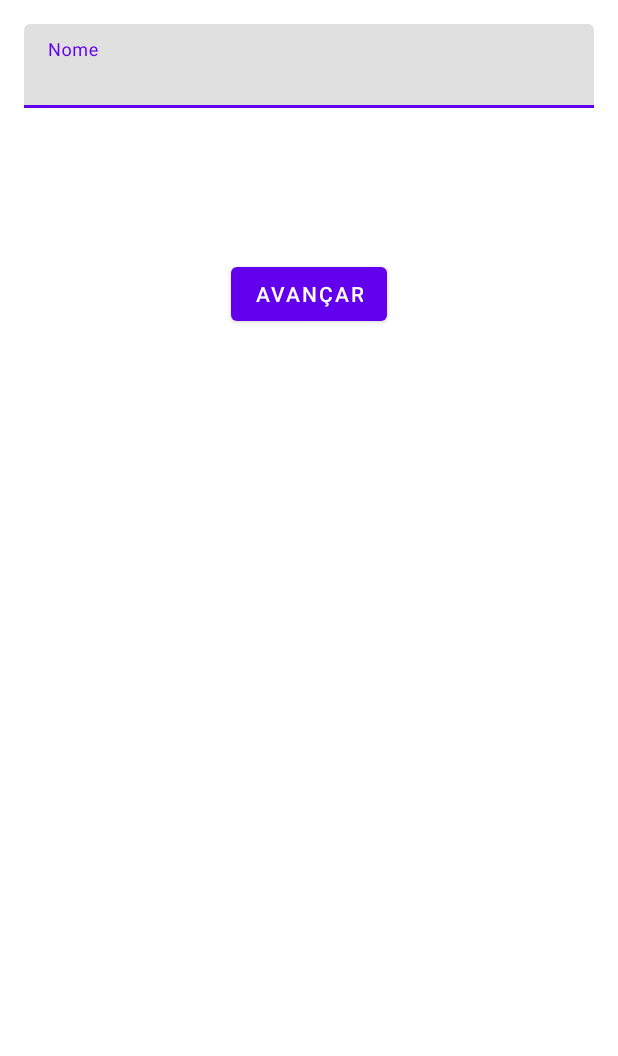
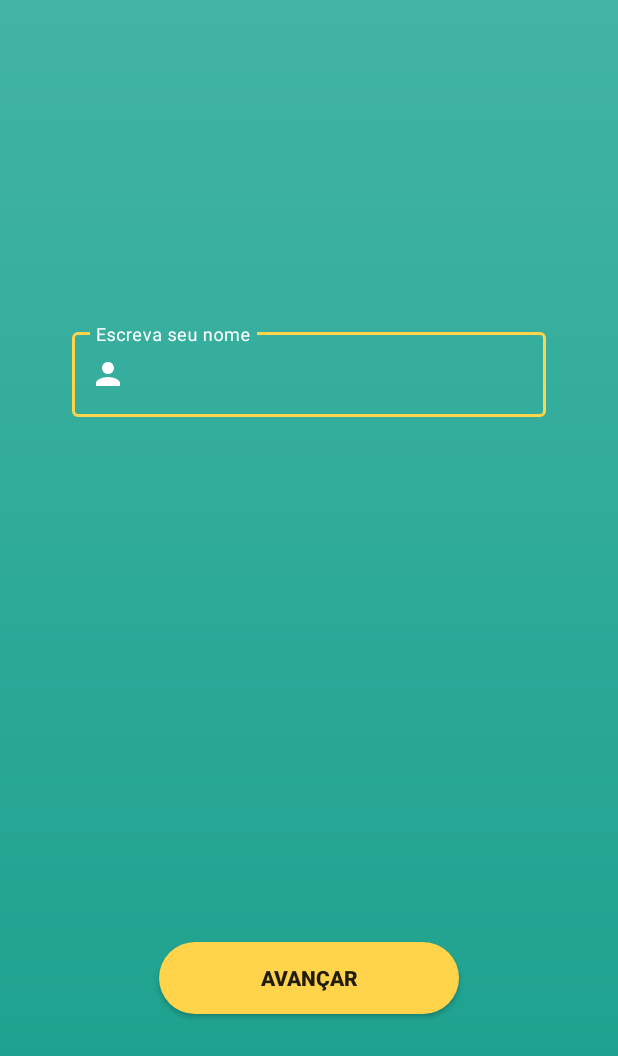
Before and after one commit to danielrn07/app_quiz, an Android app: the screen it shows after launch (MainActivity), on a phone screen of 412 x 824 dp. Shown: the top 1056 px of the screen. Run offline under Robolectric (Android 15) with nearby library versions, the phone set to English and light mode, and no system bars.

Commit message:
Estiliza tela principa

```diff
--- a/app/src/main/java/br/edu/infnet/app_quiz_assessment/RankActivity.kt
+++ b/app/src/main/java/br/edu/infnet/app_quiz_assessment/RankActivity.kt
@@ -3,9 +3,9 @@ package br.edu.infnet.app_quiz_assessment
 import androidx.appcompat.app.AppCompatActivity
 import android.os.Bundle
 import androidx.recyclerview.widget.LinearLayoutManager
-import br.edu.infnet.app_quiz_assessment.databinding.ActivityMainBinding
 import br.edu.infnet.app_quiz_assessment.databinding.ActivityRankBinding
 import br.edu.infnet.app_quiz_assessment.models.RankList
+import br.edu.infnet.app_quiz_assessment.models.RankListAdapter
 
 class RankActivity : AppCompatActivity() {
 
--- a/app/src/main/java/br/edu/infnet/app_quiz_assessment/models/RankListAdapter.kt
+++ b/app/src/main/java/br/edu/infnet/app_quiz_assessment/models/RankListAdapter.kt
@@ -1,4 +1,4 @@
-package br.edu.infnet.app_quiz_assessment
+package br.edu.infnet.app_quiz_assessment.models
 
 import android.view.LayoutInflater
 import android.view.ViewGroup
@@ -6,7 +6,6 @@ import androidx.recyclerview.widget.DiffUtil
 import androidx.recyclerview.widget.ListAdapter
 import androidx.recyclerview.widget.RecyclerView
 import br.edu.infnet.app_quiz_assessment.databinding.QuestionItemListBinding
-import br.edu.infnet.app_quiz_assessment.models.RankList
 
 class RankListAdapter: ListAdapter<RankList, RankListAdapter.ViewHolder>(QuestionDiffCallBack()) {
 
--- /dev/null
+++ b/app/src/main/res/drawable/background_style.xml
@@ -0,0 +1,11 @@
+<?xml version="1.0" encoding="utf-8"?>
+<layer-list xmlns:android="http://schemas.android.com/apk/res/android">
+    <item>
+        <shape android:shape="rectangle">
+            <gradient
+                android:angle="10"
+                android:startColor="#42b4a5"
+                android:endColor="#189f8b"/>
+        </shape>
+    </item>
+</layer-list>
--- /dev/null
+++ b/app/src/main/res/drawable/btn_shape.xml
@@ -0,0 +1,24 @@
+<?xml version="1.0" encoding="utf-8"?>
+<layer-list xmlns:android="http://schemas.android.com/apk/res/android">
+    <item>
+        <shape android:shape="rectangle">
+            <solid android:color="#ffd44a"/>
+            <corners android:radius="100in"/>
+        </shape>
+    </item>
+
+    <item
+        android:bottom="1dp"
+        android:top="1dp"
+        android:left="1dp"
+        android:right="1dp"
+        >
+        <shape
+            android:layout_width="wrap_content"
+            android:shape="rectangle">
+            <solid android:color="#ffd44a" />
+            <corners android:radius="100in"/>
+        </shape>
+
+    </item>
+</layer-list>
--- /dev/null
+++ b/app/src/main/res/drawable/ic_person.xml
@@ -0,0 +1,5 @@
+<vector android:height="24dp" android:tint="#000000"
+    android:viewportHeight="24" android:viewportWidth="24"
+    android:width="24dp" xmlns:android="http://schemas.android.com/apk/res/android">
+    <path android:fillColor="@android:color/white" android:pathData="M12,12c2.21,0 4,-1.79 4,-4s-1.79,-4 -4,-4 -4,1.79 -4,4 1.79,4 4,4zM12,14c-2.67,0 -8,1.34 -8,4v2h16v-2c0,-2.66 -5.33,-4 -8,-4z"/>
+</vector>
--- a/app/src/main/res/layout/activity_main.xml
+++ b/app/src/main/res/layout/activity_main.xml
@@ -5,31 +5,52 @@
     android:layout_width="match_parent"
     android:layout_height="match_parent"
     android:padding="16dp"
-    tools:context=".InitialActivity">
+    tools:context=".InitialActivity"
+    android:background="@drawable/background_style"
+    >
 
     <com.google.android.material.textfield.TextInputLayout
-        android:id="@+id/textInputLayout"
+        android:id="@+id/textInputLayouts"
+        style="@style/TextInputTestStyle"
         android:layout_width="match_parent"
         android:layout_height="wrap_content"
-        android:hint="Nome"
+        android:layout_marginHorizontal="32dp"
+        android:layout_marginTop="200dp"
+        android:backgroundTint="@color/yellow"
+        android:hint="Escreva seu nome"
+        android:textColorHint="@color/white"
+        app:boxStrokeColor="@color/yellow"
+        app:endIconMode="clear_text"
+        app:endIconTint="@color/white"
+        app:helperTextTextAppearance="@color/yellow"
+        app:helperTextTextColor="@color/black"
+        app:hintTextColor="@color/white"
         app:layout_constraintEnd_toEndOf="parent"
-        app:layout_constraintHorizontal_bias="0.5"
         app:layout_constraintStart_toStartOf="parent"
-        app:layout_constraintTop_toTopOf="parent">
+        app:layout_constraintTop_toTopOf="parent"
+        app:placeholderTextColor="@color/yellow"
+        app:startIconDrawable="@drawable/ic_person"
+        app:startIconTint="@color/white"
+        tools:ignore="MissingConstraints">
 
         <com.google.android.material.textfield.TextInputEditText
             android:id="@+id/input_name"
             android:layout_width="match_parent"
-            android:layout_height="wrap_content" />
+            android:layout_height="wrap_content"
+            android:backgroundTint="@android:color/transparent"
+            android:textColor="@color/white" />
     </com.google.android.material.textfield.TextInputLayout>
 
-    <Button
+
+    <androidx.appcompat.widget.AppCompatButton
         android:id="@+id/btn_avancar"
-        android:layout_width="wrap_content"
+        android:layout_width="200dp"
         android:layout_height="wrap_content"
-        android:layout_marginTop="100dp"
+        android:layout_marginTop="350dp"
+        android:background="@drawable/btn_shape"
         android:text="Avançar"
+        android:textStyle="bold"
         app:layout_constraintEnd_toEndOf="parent"
         app:layout_constraintStart_toStartOf="parent"
-        app:layout_constraintTop_toBottomOf="@+id/textInputLayout" />
+        app:layout_constraintTop_toBottomOf="@+id/textInputLayouts" />
 </androidx.constraintlayout.widget.ConstraintLayout>
--- a/app/src/main/res/values/colors.xml
+++ b/app/src/main/res/values/colors.xml
@@ -7,4 +7,5 @@
     <color name="teal_700">#FF018786</color>
     <color name="black">#FF000000</color>
     <color name="white">#FFFFFFFF</color>
+    <color name="yellow">#FFD44A</color>
 </resources>
--- a/app/src/main/res/values/themes.xml
+++ b/app/src/main/res/values/themes.xml
@@ -5,7 +5,7 @@
         <item name="colorPrimary">@color/purple_500</item>
 
         // Cor da barra
-        <item name="colorPrimaryVariant">#ffffff</item>
+        <item name="colorPrimaryVariant">#42b4a5</item>
 
         <item name="colorOnPrimary">@color/white</item>
         <!-- Secondary brand color. -->
@@ -25,4 +25,8 @@
         <item name="android:background">@android:color/transparent</item>
     </style>
 
+    <style name="TextInputTestStyle" parent="Widget.MaterialComponents.TextInputLayout.OutlinedBox">
+        <item name="boxStrokeColor">#00ffff</item>
+    </style>
+
 </resources>
```
